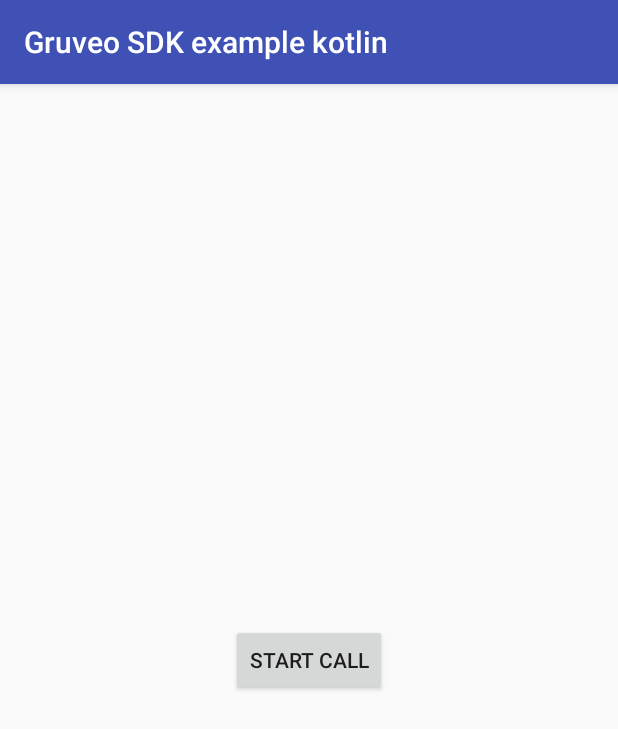
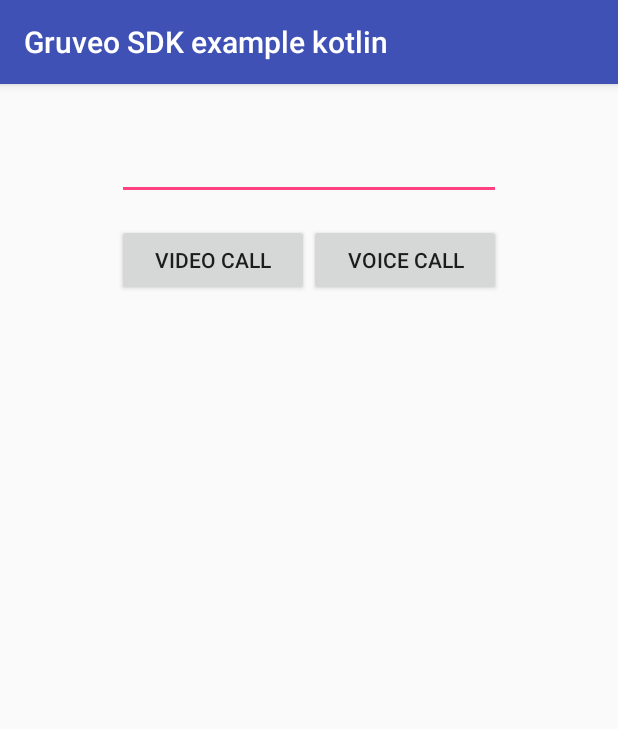
Before and after one commit to Gruveo/sdk-examples-android-kotlin, an Android app: the screen it shows after launch (MainActivity), on a phone screen of 412 x 824 dp. Shown: the top 729 px of the screen. Run offline under Robolectric (Android 15) with nearby library versions, the phone set to English and light mode, and no system bars; libraries missing offline, so code that uses them is left out: com.gruveo.sdk.

Commit message:
add some UI to allow joining custom code as video/voice

```diff
--- a/app/src/main/kotlin/com/gruveo/sdk/kotlin/MainActivity.kt
+++ b/app/src/main/kotlin/com/gruveo/sdk/kotlin/MainActivity.kt
@@ -12,8 +12,18 @@ class MainActivity : AppCompatActivity() {
         super.onCreate(savedInstanceState)
         setContentView(R.layout.activity_main)
 
-        main_button.setOnClickListener {
-            val result = Gruveo.Builder(this).callCode("gruveorocks").clientId("demo").eventsListener(eventsListener).build()
+        main_video_button.setOnClickListener {
+            initCall(true)
+        }
+
+        main_voice_button.setOnClickListener {
+            initCall(false)
+        }
+    }
+
+    private fun initCall(videoCall: Boolean) {
+        val code = main_edittext.text.toString()
+        val result = Gruveo.Builder(this).callCode(code).videoCall(videoCall).clientId("demo").eventsListener(eventsListener).build()
         when (result) {
             Gruveo.GRV_RES_MISSING_CALL_CODE -> {
             }
@@ -29,9 +39,8 @@ class MainActivity : AppCompatActivity() {
             }
         }
     }
-    }
 
-    val eventsListener = object : Gruveo.EventsListener {
+    private val eventsListener = object : Gruveo.EventsListener {
         override fun callInit(videoCall: Boolean, code: String) {
 
         }
--- a/app/src/main/res/layout/activity_main.xml
+++ b/app/src/main/res/layout/activity_main.xml
@@ -1,14 +1,40 @@
 <?xml version="1.0" encoding="utf-8"?>
 <RelativeLayout
     xmlns:android="http://schemas.android.com/apk/res/android"
+    android:id="@+id/main_holder"
     android:layout_width="match_parent"
     android:layout_height="match_parent">
 
-    <Button
-        android:id="@+id/main_button"
+    <EditText
+        android:id="@+id/main_edittext"
         android:layout_width="wrap_content"
         android:layout_height="wrap_content"
-        android:layout_centerInParent="true"
-        android:text="Start call"/>
+        android:layout_centerHorizontal="true"
+        android:layout_marginTop="32dp"
+        android:ems="12"/>
 
+    <LinearLayout
+        android:id="@+id/main_buttons_holder"
+        android:layout_width="match_parent"
+        android:layout_height="wrap_content"
+        android:layout_alignEnd="@+id/main_edittext"
+        android:layout_alignStart="@+id/main_edittext"
+        android:layout_below="@+id/main_edittext"
+        android:layout_marginTop="16dp">
+
+        <Button
+            android:id="@+id/main_video_button"
+            android:layout_width="wrap_content"
+            android:layout_height="wrap_content"
+            android:layout_weight="1"
+            android:text="Video call"/>
+
+        <Button
+            android:id="@+id/main_voice_button"
+            android:layout_width="wrap_content"
+            android:layout_height="wrap_content"
+            android:layout_weight="1"
+            android:text="Voice call"/>
+
+    </LinearLayout>
 </RelativeLayout>
```
Lines whose indentation alone changed are shown as unchanged.
